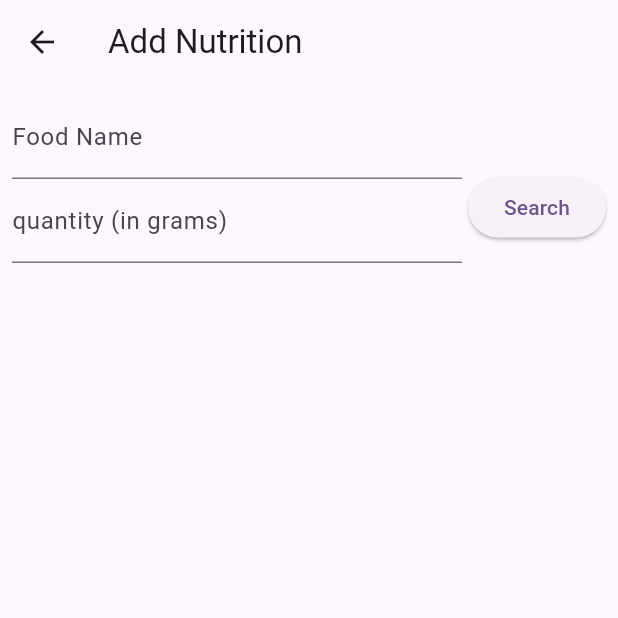
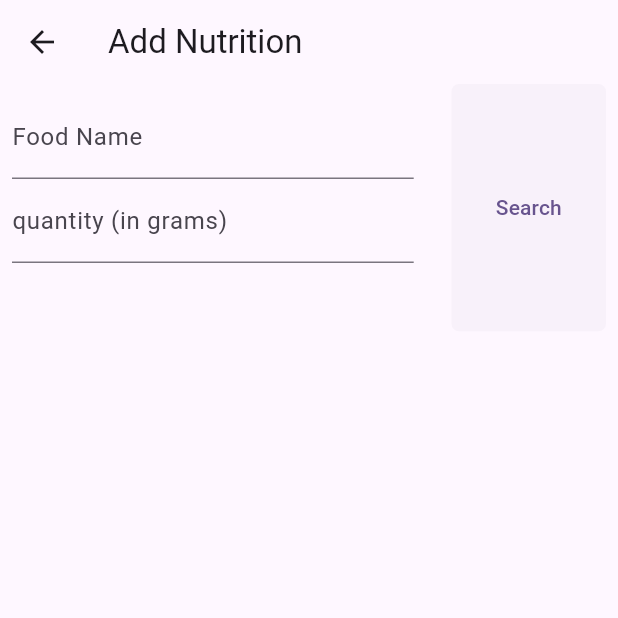
Before and after one commit to AlvinHartono/flutter-nutrition-tracker, a Flutter app: the AddNutrition screen opened directly, on a phone screen of 412 x 824 dp, the top half of it. Run offline on Flutter 3.47's test engine with Material 3 defaults, Android fonts, the phone set to English and light mode, and no system bars; our stand-ins replace cloud_firestore, firebase_auth, firebase_core, fl_chart, table_calendar; accounts and stored records are empty.

```diff
--- a/lib/screens/add_nutritioin_screen.dart
+++ b/lib/screens/add_nutritioin_screen.dart
@@ -18,6 +18,12 @@ class _AddNutritionState extends State<AddNutrition> {
   final _formKey = GlobalKey<FormState>();
   final TextEditingController _foodName = TextEditingController();
   final TextEditingController _quantity = TextEditingController();
+  bool _isVisible = false;
+  List<Food> _foods = [];
+  var foods = <Food>[];
+  Map<String, dynamic> _foodJSON = {};
+
+  final FirebaseFirestoreHelper database = FirebaseFirestoreHelper();
 
   @override
   void dispose() {
@@ -26,12 +32,6 @@ class _AddNutritionState extends State<AddNutrition> {
     _foodName.dispose();
     _quantity.dispose();
   }
-
-  bool _isVisible = false;
-  bool _isNotFound = false;
-  List<Food> _foods = [];
-  Map<String, dynamic> _foodJSON = {};
-  final FirebaseFirestoreHelper database = FirebaseFirestoreHelper();
 
   Future<List<Food>> fetchData(
       {required String foodName, required String quantity}) async {
@@ -42,18 +42,13 @@ class _AddNutritionState extends State<AddNutrition> {
     var response = await http
         .get(Uri.parse(url), headers: {'X-Api-Key': AppConfig.apiKey});
 
-    var foods = <Food>[];
-
     if (response.statusCode == 200) {
       List<dynamic> jsonList = jsonDecode(response.body);
       _foodJSON = jsonList[0];
 
       setState(() {
         for (var foodsJson in jsonList) {
-          _isNotFound = false;
-          if (jsonList.isNotEmpty) {
-            foods.add(Food.fromJson(foodsJson));
-          }
+          foods.add(Food.fromJson(foodsJson));
         }
       });
     } else {
@@ -64,9 +59,10 @@ class _AddNutritionState extends State<AddNutrition> {
 
   Future<void> _sendFoodToDatabase() async {
     String? userId = FirebaseAuthService().currentUser?.uid;
-    if (userId != '') {}
-    FirebaseFirestoreHelper()
-        .createFields(FirebaseFirestoreHelper().userId, _foodJSON);
+    if (userId != null && userId.isNotEmpty) {
+      FirebaseFirestoreHelper()
+          .createFields(FirebaseFirestoreHelper().userId, _foodJSON);
+    }
   }
 
   //
@@ -74,15 +70,9 @@ class _AddNutritionState extends State<AddNutrition> {
     setState(() {
       _isVisible = true;
     });
-
     try {
       _foods =
           await fetchData(foodName: _foodName.text, quantity: _quantity.text);
-      if (_foods.isEmpty) {
-        setState(() {
-          _isNotFound = true;
-        });
-      }
     } catch (error) {
       print('Error fetching data: $error');
       setState(() {
@@ -107,6 +97,7 @@ class _AddNutritionState extends State<AddNutrition> {
             child: Column(
               children: [
                 Container(
+                  // color: Colors.red,
                   width: screenWidth,
                   height: screenheight * 0.2,
                   // color: Colors.red,
@@ -117,7 +108,7 @@ class _AddNutritionState extends State<AddNutrition> {
                       Container(
                         // color: Colors.yellow,
                         height: 150,
-                        width: 300,
+                        width: screenWidth * 0.65,
                         child: Column(
                           children: [
                             TextFormField(
@@ -148,9 +139,19 @@ class _AddNutritionState extends State<AddNutrition> {
                           ],
                         ),
                       ),
-                      ElevatedButton(
-                        onPressed: _searchButtonPressed,
-                        child: const Text("Search"),
+                      Container(
+                        // color: Colors.black,
+                        width: screenWidth * 0.25,
+                        height: screenheight * 0.2,
+
+                        child: ElevatedButton(
+                          style: ElevatedButton.styleFrom(
+                              elevation: 0,
+                              shape: RoundedRectangleBorder(
+                                  borderRadius: BorderRadius.circular(5.0))),
+                          onPressed: _searchButtonPressed,
+                          child: const Text("Search"),
+                        ),
                       ),
                     ],
                   ),
@@ -172,9 +173,7 @@ class _AddNutritionState extends State<AddNutrition> {
   }
 
   Widget _buildResultWidget() {
-    if (_isNotFound) {
-      return const Text("Nutrition Data is not found, try another food name");
-    } else if (_foods.isEmpty) {
+    if (_foods.isEmpty) {
       return const Center(
         child: CircularProgressIndicator(),
       );
```
Also changed, not shown: lib/screens/nutrition_screen.dart (+10 -0 lines), lib/widgets/food_card.dart (+6 -3 lines), lib/widgets/pie_chart_widget.dart (+19 -8 lines).
